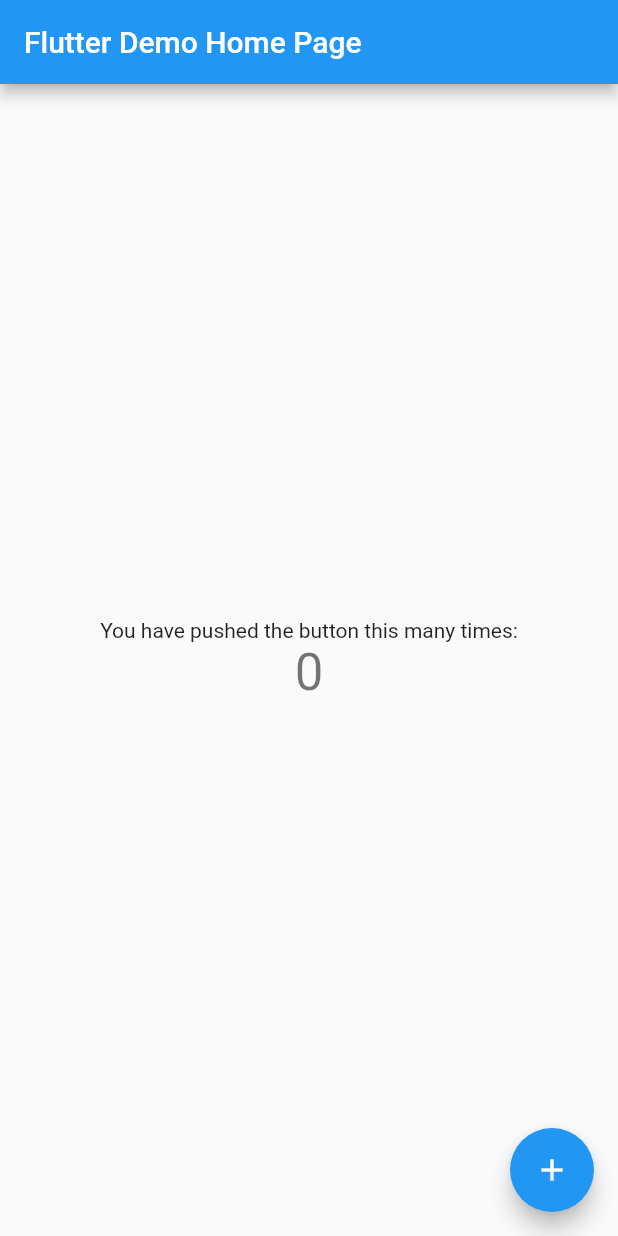
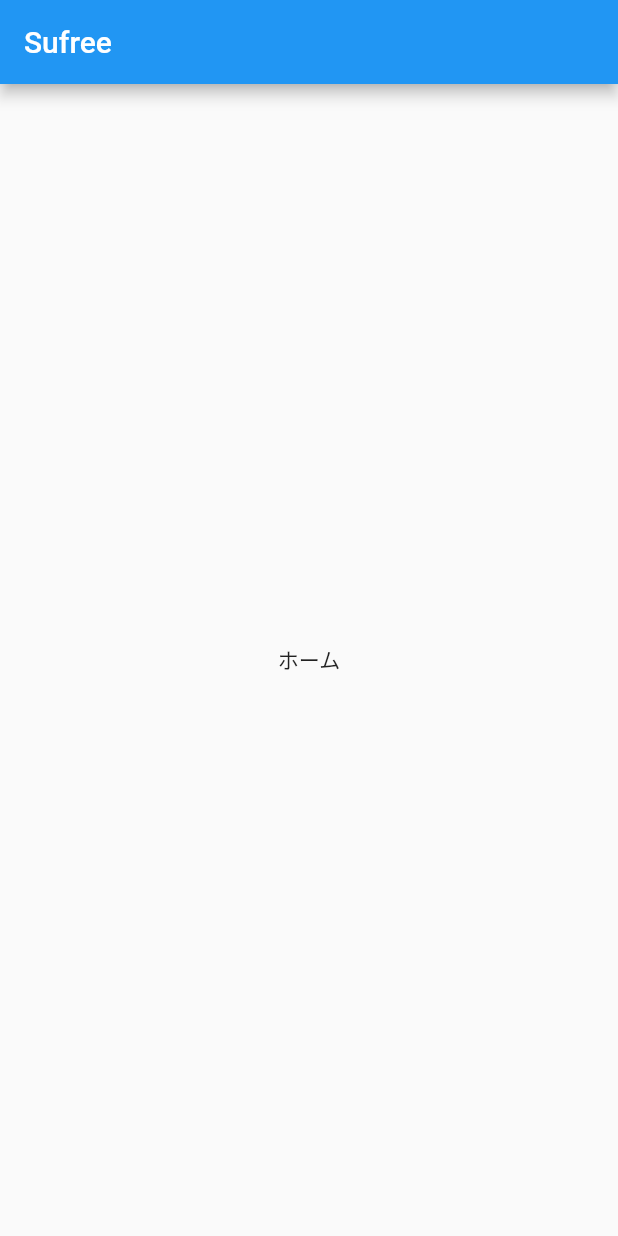
Before and after one commit to narumi0610/sufree, a Flutter app: the screen it shows after launch, on a phone screen of 412 x 824 dp. Run offline on Flutter 3.47's test engine with Material 2 defaults, Android fonts, the phone set to English and light mode, and no system bars.

Commit message:
コメント削除

```diff
--- a/lib/main.dart
+++ b/lib/main.dart
@@ -7,109 +7,35 @@
 class MyApp extends StatelessWidget {
   const MyApp({super.key});
 
-  // This widget is the root of your application.
   @override
   Widget build(BuildContext context) {
     return MaterialApp(
-      title: 'Flutter Demo',
+      title: 'Sufree',
       theme: ThemeData(
-        // This is the theme of your application.
-        //
-        // Try running your application with "flutter run". You'll see the
-        // application has a blue toolbar. Then, without quitting the app, try
-        // changing the primarySwatch below to Colors.green and then invoke
-        // "hot reload" (press "r" in the console where you ran "flutter run",
-        // or simply save your changes to "hot reload" in a Flutter IDE).
-        // Notice that the counter didn't reset back to zero; the application
-        // is not restarted.
         primarySwatch: Colors.blue,
       ),
-      home: const MyHomePage(title: 'Flutter Demo Home Page'),
+      home: const MyHomePage(),
     );
   }
 }
 
 class MyHomePage extends StatefulWidget {
-  const MyHomePage({super.key, required this.title});
-
-  // This widget is the home page of your application. It is stateful, meaning
-  // that it has a State object (defined below) that contains fields that affect
-  // how it looks.
-
-  // This class is the configuration for the state. It holds the values (in this
-  // case the title) provided by the parent (in this case the App widget) and
-  // used by the build method of the State. Fields in a Widget subclass are
-  // always marked "final".
-
-  final String title;
+  const MyHomePage({super.key});
 
   @override
   State<MyHomePage> createState() => _MyHomePageState();
 }
 
 class _MyHomePageState extends State<MyHomePage> {
-  int _counter = 0;
-
-  void _incrementCounter() {
-    setState(() {
-      // This call to setState tells the Flutter framework that something has
-      // changed in this State, which causes it to rerun the build method below
-      // so that the display can reflect the updated values. If we changed
-      // _counter without calling setState(), then the build method would not be
-      // called again, and so nothing would appear to happen.
-      _counter++;
-    });
-  }
-
   @override
   Widget build(BuildContext context) {
-    // This method is rerun every time setState is called, for instance as done
-    // by the _incrementCounter method above.
-    //
-    // The Flutter framework has been optimized to make rerunning build methods
-    // fast, so that you can just rebuild anything that needs updating rather
-    // than having to individually change instances of widgets.
     return Scaffold(
       appBar: AppBar(
-        // Here we take the value from the MyHomePage object that was created by
-        // the App.build method, and use it to set our appbar title.
-        title: Text(widget.title),
+        title: const Text('Sufree'),
       ),
-      body: Center(
-        // Center is a layout widget. It takes a single child and positions it
-        // in the middle of the parent.
-        child: Column(
-          // Column is also a layout widget. It takes a list of children and
-          // arranges them vertically. By default, it sizes itself to fit its
-          // children horizontally, and tries to be as tall as its parent.
-          //
-          // Invoke "debug painting" (press "p" in the console, choose the
-          // "Toggle Debug Paint" action from the Flutter Inspector in Android
-          // Studio, or the "Toggle Debug Paint" command in Visual Studio Code)
-          // to see the wireframe for each widget.
-          //
-          // Column has various properties to control how it sizes itself and
-          // how it positions its children. Here we use mainAxisAlignment to
-          // center the children vertically; the main axis here is the vertical
-          // axis because Columns are vertical (the cross axis would be
-          // horizontal).
-          mainAxisAlignment: MainAxisAlignment.center,
-          children: <Widget>[
-            const Text(
-              'You have pushed the button this many times:',
-            ),
-            Text(
-              '$_counter',
-              style: Theme.of(context).textTheme.headline4,
-            ),
-          ],
-        ),
+      body: const Center(
+        child: Text('ホーム'),
       ),
-      floatingActionButton: FloatingActionButton(
-        onPressed: _incrementCounter,
-        tooltip: 'Increment',
-        child: const Icon(Icons.add),
-      ), // This trailing comma makes auto-formatting nicer for build methods.
     );
   }
 }
```
